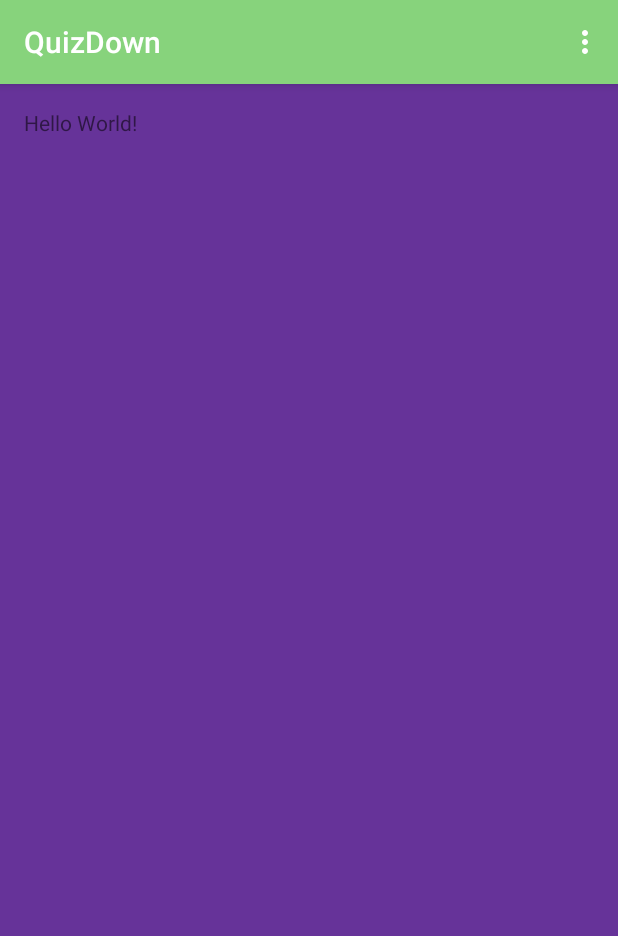
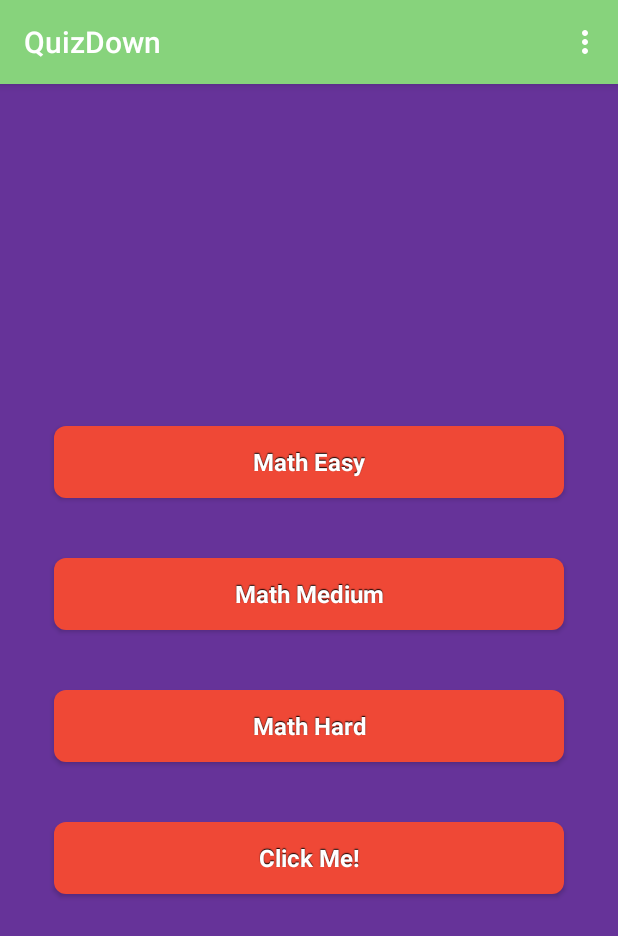
Before and after one commit to altonlau/QuizDown, an Android app: the screen it shows after launch (MainActivity), on a phone screen of 412 x 824 dp. Shown: the top 936 px of the screen. Run offline under Robolectric (Android 15) with nearby library versions, the phone set to English and light mode, and no system bars.

Commit message:
Added amazing custom buttons

```diff
--- a/android/QuizDown/app/src/main/java/com/ag/quizdown/MainActivity.java
+++ b/android/QuizDown/app/src/main/java/com/ag/quizdown/MainActivity.java
@@ -34,6 +34,8 @@ public class MainActivity extends AppCompatActivity {
 
         //noinspection SimplifiableIfStatement
         if (id == R.id.action_mute) {
+
+
             return true;
         }
 
--- /dev/null
+++ b/android/QuizDown/app/src/main/res/drawable/btn_main_disabled.xml
@@ -0,0 +1,11 @@
+<?xml version="1.0" encoding="utf-8"?>
+<shape xmlns:android="http://schemas.android.com/apk/res/android" android:shape="rectangle">
+    <solid
+        android:color="#D2D7D3"
+        android:angle="90"/>
+    <padding android:left="7dp"
+        android:top="7dp"
+        android:right="7dp"
+        android:bottom="7dp" />
+    <corners android:radius= "8dp" />
+</shape>
--- /dev/null
+++ b/android/QuizDown/app/src/main/res/drawable/btn_main_enabled.xml
@@ -0,0 +1,11 @@
+<?xml version="1.0" encoding="utf-8"?>
+<shape xmlns:android="http://schemas.android.com/apk/res/android" android:shape="rectangle">
+    <solid
+        android:color="#EF4836"
+        android:angle="90"/>
+    <padding android:left="7dp"
+        android:top="7dp"
+        android:right="7dp"
+        android:bottom="7dp" />
+    <corners android:radius= "8dp" />
+</shape>
--- /dev/null
+++ b/android/QuizDown/app/src/main/res/drawable/btn_main_focused.xml
@@ -0,0 +1,11 @@
+<?xml version="1.0" encoding="utf-8"?>
+<shape xmlns:android="http://schemas.android.com/apk/res/android" android:shape="rectangle">
+    <solid
+        android:color="#EF4836"
+        android:angle="90"/>
+    <padding android:left="7dp"
+        android:top="7dp"
+        android:right="7dp"
+        android:bottom="7dp" />
+    <corners android:radius= "8dp" />
+</shape>
--- /dev/null
+++ b/android/QuizDown/app/src/main/res/drawable/btn_main_pressed.xml
@@ -0,0 +1,11 @@
+<?xml version="1.0" encoding="utf-8"?>
+<shape xmlns:android="http://schemas.android.com/apk/res/android" android:shape="rectangle">
+    <solid
+        android:color="#CF000F"
+        android:angle="90"/>
+    <padding android:left="7dp"
+        android:top="7dp"
+        android:right="7dp"
+        android:bottom="7dp" />
+    <corners android:radius= "8dp" />
+</shape>
--- /dev/null
+++ b/android/QuizDown/app/src/main/res/drawable/btn_main_state.xml
@@ -0,0 +1,7 @@
+<?xml version="1.0" encoding="utf-8"?>
+<selector xmlns:android="http://schemas.android.com/apk/res/android">
+    <item android:drawable="@drawable/btn_main_disabled" android:state_enabled="false" />
+    <item android:drawable="@drawable/btn_main_pressed" android:state_enabled="true" android:state_pressed="true" />
+    <item android:drawable="@drawable/btn_main_focused" android:state_enabled="true" android:state_focused="true" />
+    <item android:drawable="@drawable/btn_main_enabled" android:state_enabled="true" />
+</selector>
--- a/android/QuizDown/app/src/main/res/layout/content_main.xml
+++ b/android/QuizDown/app/src/main/res/layout/content_main.xml
@@ -4,18 +4,50 @@
     xmlns:tools="http://schemas.android.com/tools"
     android:layout_width="match_parent"
     android:layout_height="match_parent"
+    android:gravity="center"
+    android:orientation="vertical"
     android:paddingBottom="@dimen/activity_vertical_margin"
     android:paddingLeft="@dimen/activity_horizontal_margin"
     android:paddingRight="@dimen/activity_horizontal_margin"
     android:paddingTop="@dimen/activity_vertical_margin"
     app:layout_behavior="@string/appbar_scrolling_view_behavior"
     tools:context=".MainActivity"
-    tools:showIn="@layout/activity_main"
-    android:orientation="vertical">
+    tools:showIn="@layout/activity_main">
 
-    <TextView
-        android:layout_width="wrap_content"
+    <Button
+        android:id="@+id/btn_math_easy"
+        style="@style/btn_main_style"
+        android:layout_width="match_parent"
         android:layout_height="wrap_content"
-        android:text="Hello World!" />
+        android:layout_margin="20dp"
+        android:drawablePadding="10dp"
+        android:text="@string/btn_math_easy" />
+
+    <Button
+        android:id="@+id/btn_math_medium"
+        style="@style/btn_main_style"
+        android:layout_width="match_parent"
+        android:layout_height="wrap_content"
+        android:layout_margin="20dp"
+        android:drawablePadding="10dp"
+        android:text="@string/btn_math_medium" />
+
+    <Button
+        android:id="@+id/btn_math_hard"
+        style="@style/btn_main_style"
+        android:layout_width="match_parent"
+        android:layout_height="wrap_content"
+        android:layout_margin="20dp"
+        android:drawablePadding="10dp"
+        android:text="@string/btn_math_hard" />
+
+    <Button
+        android:id="@+id/btn_click_me"
+        style="@style/btn_main_style"
+        android:layout_width="match_parent"
+        android:layout_height="wrap_content"
+        android:layout_margin="20dp"
+        android:drawablePadding="10dp"
+        android:text="@string/btn_click_me" />
 
 </LinearLayout>
--- a/android/QuizDown/app/src/main/res/values/colors.xml
+++ b/android/QuizDown/app/src/main/res/values/colors.xml
@@ -5,6 +5,8 @@
     <color name="colorAccent">#FF4081</color>
     <color name="background_purple">#663399</color>
     <color name="button_red">#EF4836</color>
+    <color name="button_red_pressed">#CF000F</color>
+    <color name="button_red_disabled">#D2D7D3</color>
     <color name="primary_green">#87D37C</color>
     <color name="primary_dark_green">#87D37C</color>
 </resources>
--- a/android/QuizDown/app/src/main/res/values/strings.xml
+++ b/android/QuizDown/app/src/main/res/values/strings.xml
@@ -1,4 +1,8 @@
 <resources>
     <string name="app_name">QuizDown</string>
     <string name="action_mute">Mute</string>
+    <string name="btn_math_hard">Math Hard</string>
+    <string name="btn_math_medium">Math Medium</string>
+    <string name="btn_math_easy">Math Easy</string>
+    <string name="btn_click_me">Click Me!</string>
 </resources>
--- a/android/QuizDown/app/src/main/res/values/styles.xml
+++ b/android/QuizDown/app/src/main/res/values/styles.xml
@@ -14,4 +14,18 @@
     <style name="AppTheme.AppBarOverlay" parent="ThemeOverlay.AppCompat.Dark.ActionBar" />
     <style name="AppTheme.PopupOverlay" parent="ThemeOverlay.AppCompat.Light" />
 
+    <style name="btn_main_style" parent="@android:style/Widget.Button">
+        <item name="android:background">@drawable/btn_main_state</item>
+        <item name="android:gravity">center_vertical|center_horizontal</item>
+        <item name="android:textColor">#FFFFFFFF</item>
+        <item name="android:shadowColor">#FF000000</item>
+        <item name="android:shadowDx">0</item>
+        <item name="android:shadowDy">-1</item>
+        <item name="android:shadowRadius">0.2</item>
+        <item name="android:textSize">16dip</item>
+        <item name="android:textStyle">bold</item>
+        <item name="android:focusable">true</item>
+        <item name="android:clickable">true</item>
+    </style>
+
 </resources>
```
